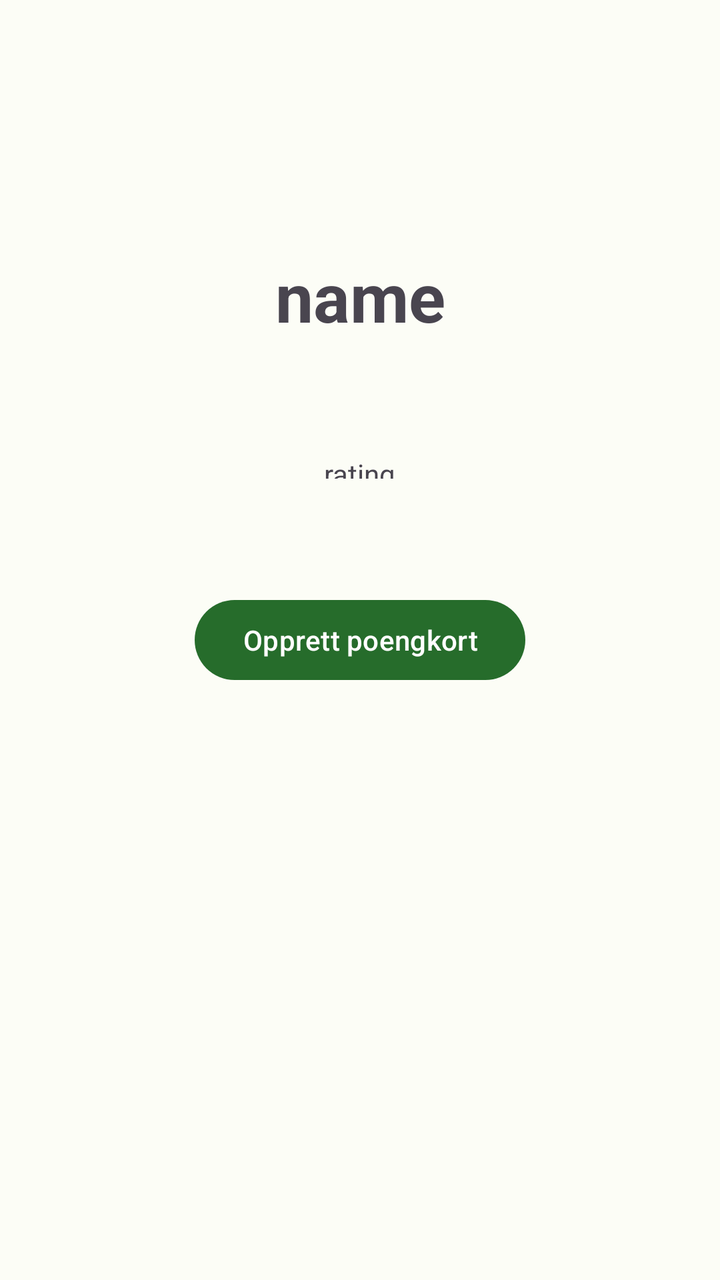
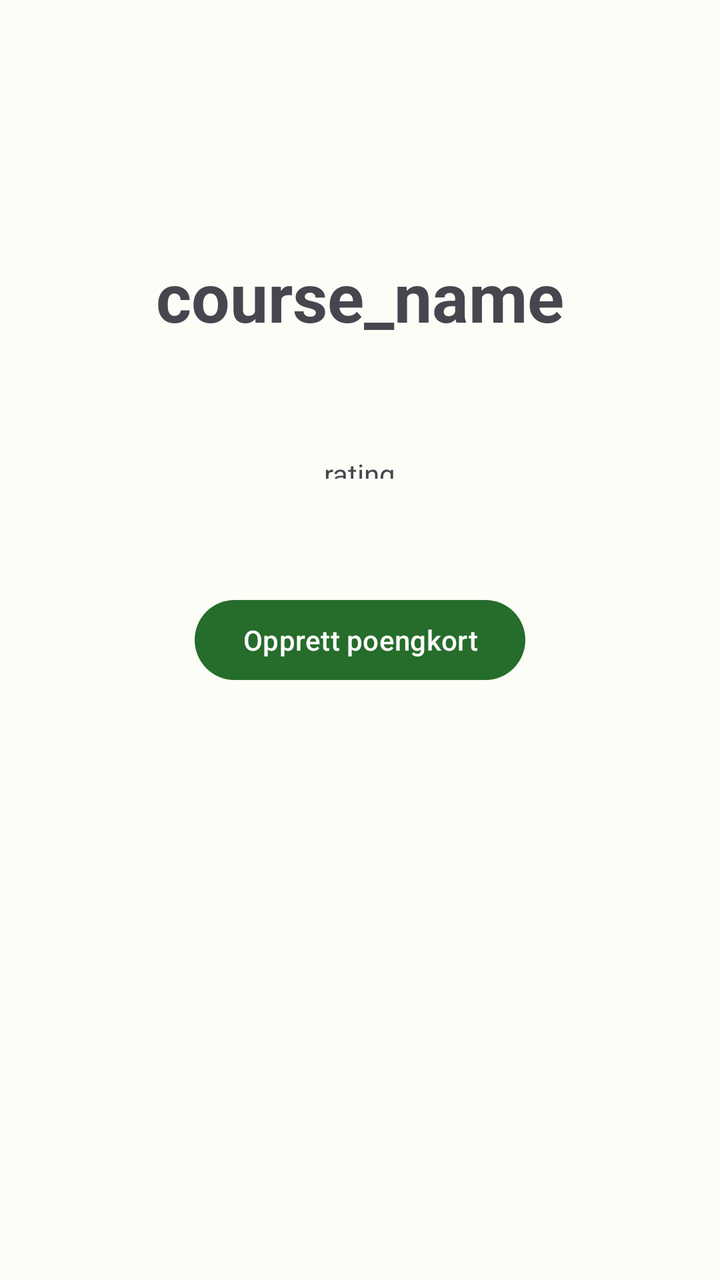

An Android layout rendered at two revisions. The XML below is the earlier revision; the diff shows what the commit changed to produce the second picture.
<!-- AndroidManifest.xml: application theme Theme.DiscgolfApp -->
<!-- res/layout/fragment_course_info.xml -->
<?xml version="1.0" encoding="utf-8"?>
<androidx.constraintlayout.widget.ConstraintLayout xmlns:android="http://schemas.android.com/apk/res/android"
    xmlns:app="http://schemas.android.com/apk/res-auto"
    xmlns:tools="http://schemas.android.com/tools"
    android:id="@+id/constraintLayout"
    android:layout_width="match_parent"
    android:layout_height="match_parent"
    tools:context=".CourseInfoFragment">

    

    <Button
        android:id="@+id/createScoreCardInfobutton"
        android:layout_width="wrap_content"
        android:layout_height="wrap_content"
        android:text="@string/create_scorecard"
        app:layout_constraintBottom_toBottomOf="parent"
        app:layout_constraintEnd_toEndOf="parent"
        app:layout_constraintStart_toStartOf="parent"
        app:layout_constraintTop_toTopOf="parent" />

    <TextView
        android:id="@+id/uidTextView"
        android:layout_width="wrap_content"
        android:layout_height="wrap_content"
        android:text="name"
        android:textSize="34sp"
        android:textStyle="bold"
        app:layout_constraintBottom_toTopOf="@+id/createScoreCardInfobutton"
        app:layout_constraintEnd_toEndOf="parent"
        app:layout_constraintStart_toStartOf="parent"
        app:layout_constraintTop_toTopOf="parent" />

    <TextView
        android:id="@+id/textView"
        android:layout_width="wrap_content"
        android:layout_height="12dp"
        android:text="rating"
        app:layout_constraintBottom_toTopOf="@+id/createScoreCardInfobutton"
        app:layout_constraintEnd_toEndOf="parent"
        app:layout_constraintStart_toStartOf="parent"
        app:layout_constraintTop_toBottomOf="@+id/uidTextView" />

</androidx.constraintlayout.widget.ConstraintLayout>
<!-- resources referenced by this layout -->
<resources>
  <string name="create_scorecard">Opprett poengkort</string>
  <style name="Theme.DiscgolfApp" parent="Theme.Material3.Light.NoActionBar">
          <item name="colorPrimary">@color/md_theme_light_primary</item>
          <item name="colorOnPrimary">@color/md_theme_light_onPrimary</item>
          <item name="colorPrimaryContainer">@color/md_theme_light_primaryContainer</item>
          <item name="colorOnPrimaryContainer">@color/md_theme_light_onPrimaryContainer</item>
          <item name="colorSecondary">@color/md_theme_light_secondary</item>
          <item name="colorOnSecondary">@color/md_theme_light_onSecondary</item>
          <item name="colorSecondaryContainer">@color/md_theme_light_secondaryContainer</item>
          <item name="colorOnSecondaryContainer">@color/md_theme_light_onSecondaryContainer</item>
          <item name="colorTertiary">@color/md_theme_light_tertiary</item>
          <item name="colorOnTertiary">@color/md_theme_light_onTertiary</item>
          <item name="colorTertiaryContainer">@color/md_theme_light_tertiaryContainer</item>
          <item name="colorOnTertiaryContainer">@color/md_theme_light_onTertiaryContainer</item>
          <item name="colorError">@color/md_theme_light_error</item>
          <item name="colorErrorContainer">@color/md_theme_light_errorContainer</item>
          <item name="colorOnError">@color/md_theme_light_onError</item>
          <item name="colorOnErrorContainer">@color/md_theme_light_onErrorContainer</item>
          <item name="android:colorBackground">@color/md_theme_light_background</item>
          <item name="colorOnBackground">@color/md_theme_light_onBackground</item>
          <item name="colorSurface">@color/md_theme_light_surface</item>
          <item name="colorOnSurface">@color/md_theme_light_onSurface</item>
          <item name="colorSurfaceVariant">@color/md_theme_light_surfaceVariant</item>
          <item name="colorOnSurfaceVariant">@color/md_theme_light_onSurfaceVariant</item>
          <item name="colorOutline">@color/md_theme_light_outline</item>
          <item name="colorOnSurfaceInverse">@color/md_theme_light_inverseOnSurface</item>
          <item name="colorSurfaceInverse">@color/md_theme_light_inverseSurface</item>
          <item name="colorPrimaryInverse">@color/md_theme_light_inversePrimary</item>
      </style>
  <color name="md_theme_light_primary">#266C2B</color>
  <color name="md_theme_light_onPrimary">#FFFFFF</color>
  <color name="md_theme_light_primaryContainer">#AAF5A4</color>
  <color name="md_theme_light_onPrimaryContainer">#002204</color>
  <color name="md_theme_light_secondary">#52634F</color>
  <color name="md_theme_light_onSecondary">#FFFFFF</color>
  <color name="md_theme_light_secondaryContainer">#D5E8CF</color>
  <color name="md_theme_light_onSecondaryContainer">#101F10</color>
  <color name="md_theme_light_tertiary">#38656A</color>
  <color name="md_theme_light_onTertiary">#FFFFFF</color>
  <color name="md_theme_light_tertiaryContainer">#BCEBF1</color>
  <color name="md_theme_light_onTertiaryContainer">#001F23</color>
  <color name="md_theme_light_error">#BA1A1A</color>
  <color name="md_theme_light_errorContainer">#FFDAD6</color>
  <color name="md_theme_light_onError">#FFFFFF</color>
  <color name="md_theme_light_onErrorContainer">#410002</color>
  <color name="md_theme_light_background">#FCFDF6</color>
  <color name="md_theme_light_onBackground">#1A1C19</color>
  <color name="md_theme_light_surface">#FCFDF6</color>
  <color name="md_theme_light_onSurface">#1A1C19</color>
  <color name="md_theme_light_surfaceVariant">#DEE5D8</color>
  <color name="md_theme_light_onSurfaceVariant">#424940</color>
  <color name="md_theme_light_outline">#72796F</color>
  <color name="md_theme_light_inverseOnSurface">#F0F1EB</color>
  <color name="md_theme_light_inverseSurface">#2F312D</color>
  <color name="md_theme_light_inversePrimary">#8FD88A</color>
</resources>

<!-- the commit's change to res/layout/fragment_course_info.xml (unified diff, before → after) -->
@@ -20,10 +20,10 @@
         app:layout_constraintTop_toTopOf="parent" />
 
     <TextView
-        android:id="@+id/uidTextView"
+        android:id="@+id/courseNameInfoTextView"
         android:layout_width="wrap_content"
         android:layout_height="wrap_content"
-        android:text="name"
+        android:text="@string/course_name"
         android:textSize="34sp"
         android:textStyle="bold"
         app:layout_constraintBottom_toTopOf="@+id/createScoreCardInfobutton"
@@ -39,6 +39,6 @@
         app:layout_constraintBottom_toTopOf="@+id/createScoreCardInfobutton"
         app:layout_constraintEnd_toEndOf="parent"
         app:layout_constraintStart_toStartOf="parent"
-        app:layout_constraintTop_toBottomOf="@+id/uidTextView" />
+        app:layout_constraintTop_toBottomOf="@+id/courseNameInfoTextView" />
 
 </androidx.constraintlayout.widget.ConstraintLayout>
<!-- resource entries referenced after the edit -->
@@ -1,5 +1,6 @@
 <!-- resources referenced by this layout -->
 <resources>
+  <string name="course_name">course_name</string>
   <string name="create_scorecard">Opprett poengkort</string>
   <style name="Theme.DiscgolfApp" parent="Theme.Material3.Light.NoActionBar">
           <item name="colorPrimary">@color/md_theme_light_primary</item>
